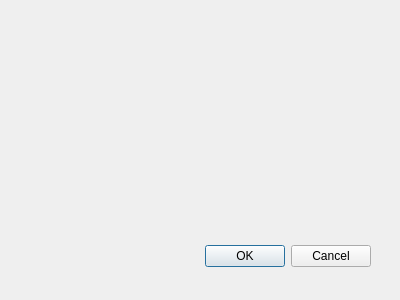
hoppfrosch/OrnithoXLSXImporter, file Ornitho_XSLX_Importer_dialog_base.ui: the form before one commit.
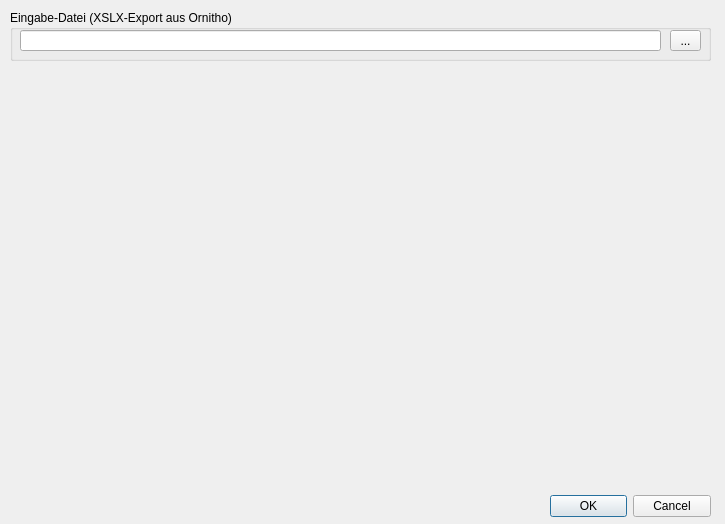
The form after the commit.

Diff of the .ui file:
```diff
--- a/Ornitho_XSLX_Importer_dialog_base.ui
+++ b/Ornitho_XSLX_Importer_dialog_base.ui
@@ -1,23 +1,23 @@
 <ui version="4.0" >
  <class>OrnithoXLSXImporterDialogBase</class>
- <widget class="QDialog" name="OrnithoXLSXImporterDialogBase" >
-  <property name="geometry" >
+ <widget class="QDialog" name="OrnithoXLSXImporterDialogBase">
+  <property name="geometry">
    <rect>
     <x>0</x>
     <y>0</y>
-    <width>400</width>
-    <height>300</height>
+    <width>725</width>
+    <height>524</height>
    </rect>
   </property>
   <property name="windowTitle" >
    <string>Ornitho XSLX Importer</string>
   </property>
-  <widget class="QDialogButtonBox" name="button_box" >
-   <property name="geometry" >
+  <widget class="QDialogButtonBox" name="button_box">
+   <property name="geometry">
     <rect>
-     <x>30</x>
-     <y>240</y>
-     <width>341</width>
+     <x>550</x>
+     <y>490</y>
+     <width>161</width>
      <height>32</height>
     </rect>
    </property>
@@ -28,6 +28,42 @@
     <set>QDialogButtonBox::Cancel|QDialogButtonBox::Ok</set>
    </property>
   </widget>
+  <widget class="QGroupBox" name="groupBox">
+   <property name="geometry">
+    <rect>
+     <x>10</x>
+     <y>10</y>
+     <width>701</width>
+     <height>51</height>
+    </rect>
+   </property>
+   <property name="title">
+    <string>Eingabe-Datei (XSLX-Export aus Ornitho)</string>
+   </property>
+   <widget class="QLineEdit" name="OrnithoXLSXImporterDialogBaseXLSXFile">
+    <property name="geometry">
+     <rect>
+      <x>10</x>
+      <y>20</y>
+      <width>641</width>
+      <height>21</height>
+     </rect>
+    </property>
+   </widget>
+   <widget class="QToolButton" name="OrnithoXLSXImporterDialogBaseXSLXSelect">
+    <property name="geometry">
+     <rect>
+      <x>660</x>
+      <y>20</y>
+      <width>31</width>
+      <height>21</height>
+     </rect>
+    </property>
+    <property name="text">
+     <string>...</string>
+    </property>
+   </widget>
+  </widget>
  </widget>
  <resources/>
  <connections>
```
Left out of the diff: 33 changed lines with no effect on the pictures.
